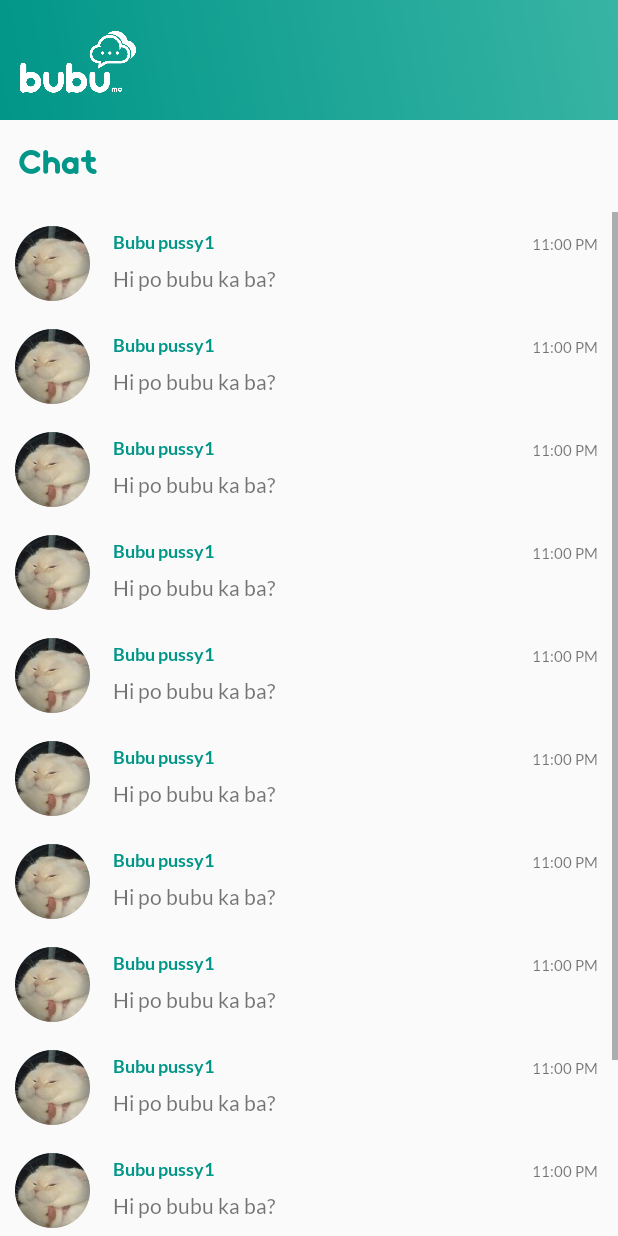
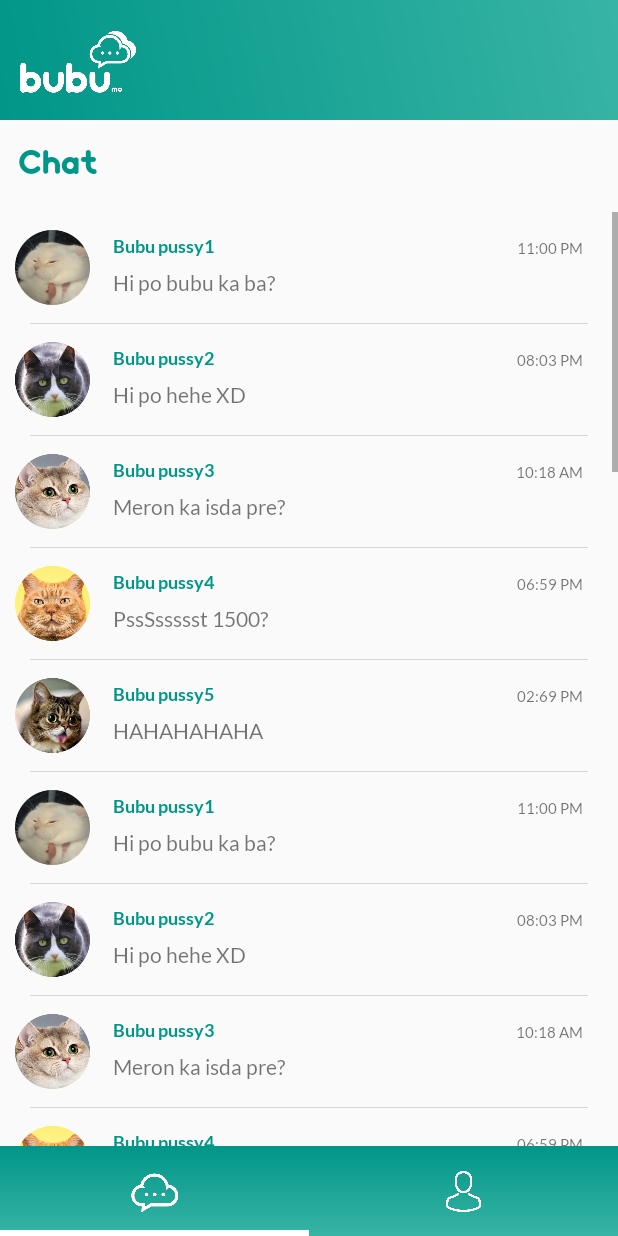
Before and after one commit to aktusmarkrenz/bubu, an Android app: the mainActivity screen opened directly, with no data from a screen before it, on a phone screen of 412 x 824 dp. Run offline under Robolectric (Android 15) with nearby library versions, the phone set to English and light mode, and no system bars.

Commit message:
initial design in chat

```diff
--- a/app/src/main/res/layout/chat.xml
+++ b/app/src/main/res/layout/chat.xml
@@ -1,8 +1,14 @@
 <?xml version="1.0" encoding="utf-8"?>
+<LinearLayout android:layout_width="match_parent"
+    android:layout_height="wrap_content"
+    android:orientation="vertical"
+    xmlns:android="http://schemas.android.com/apk/res/android"
+    android:layout_marginTop="10dp"
+    android:layout_marginHorizontal="10dp">
+
     <RelativeLayout
-    xmlns:android="http://schemas.android.com/apk/res/android"
+        android:id="@+id/chat_container"
         android:orientation="horizontal"
-    android:layout_marginVertical="7dp"
         android:layout_width="match_parent"
         android:layout_height="wrap_content">
 
@@ -12,7 +18,7 @@
             android:layout_height="50dp"
             android:src="@drawable/sample"
             android:layout_marginVertical="2dp"
-        android:layout_marginHorizontal="10dp"/>
+            android:layout_marginRight="10dp"/>
 
         <LinearLayout
             android:id="@+id/message_content"
@@ -56,5 +62,15 @@
 
         </LinearLayout>
 
+    </RelativeLayout>
 
-</RelativeLayout>
+    <View
+        android:layout_width="match_parent"
+        android:layout_height="1px"
+        android:layout_toEndOf="@+id/chat_container"
+        android:background="#A5A4A4"
+        android:layout_marginHorizontal="10dp"
+        android:layout_marginTop="10dp"
+        android:alpha="0.4"/>
+
+</LinearLayout>
--- /dev/null
+++ b/app/src/main/res/layout/footer.xml
@@ -0,0 +1,83 @@
+<?xml version="1.0" encoding="utf-8"?>
+<RelativeLayout xmlns:android="http://schemas.android.com/apk/res/android"
+    android:orientation="horizontal"
+    android:layout_width="fill_parent"
+    android:layout_height="60dp"
+    android:layout_alignParentBottom="true"
+    android:background="@drawable/gradient">
+
+    <LinearLayout
+       android:layout_width="match_parent"
+       android:layout_height="wrap_content"
+       android:orientation="horizontal"
+       android:baselineAligned="false">
+
+       <RelativeLayout
+           android:layout_width="0dp"
+           android:layout_height="40dp"
+           android:layout_weight="1"
+           android:layout_marginVertical="10dp">
+
+            <ImageView
+                android:id="@+id/message"
+                android:layout_width="match_parent"
+                android:layout_height="match_parent"
+                android:src="@drawable/chat"
+                android:layout_centerInParent="true"/>
+
+       </RelativeLayout>
+
+       <RelativeLayout
+           android:layout_width="0dp"
+           android:layout_height="45dp"
+           android:layout_weight="1"
+           android:layout_marginVertical="8dp">
+
+
+
+           <ImageView
+               android:layout_width="match_parent"
+               android:layout_height="match_parent"
+               android:layout_centerInParent="true"
+               android:layout_marginTop="18dp"
+               android:src="@drawable/avatar"/>
+
+
+       </RelativeLayout>
+
+    </LinearLayout>
+
+    <LinearLayout
+        android:layout_width="match_parent"
+        android:layout_height="wrap_content"
+        android:orientation="horizontal"
+        android:baselineAligned="false"
+        android:layout_alignParentBottom="true">
+
+            <RelativeLayout
+                android:layout_width="0dp"
+                android:layout_height="wrap_content"
+                android:layout_weight="1">
+
+            <View
+                android:layout_width="match_parent"
+                android:layout_height="4dp"
+                android:background="#FFFFFF"/>
+
+            </RelativeLayout>
+
+        <RelativeLayout
+            android:layout_width="0dp"
+            android:layout_height="wrap_content"
+            android:layout_weight="1">
+
+            <View
+                android:layout_width="match_parent"
+                android:layout_height="4dp"
+                android:background="#FFFFFF"
+                android:visibility="invisible"/>
+
+        </RelativeLayout>
+    </LinearLayout>
+
+</RelativeLayout>
--- a/app/src/main/res/layout/main_form.xml
+++ b/app/src/main/res/layout/main_form.xml
@@ -1,4 +1,5 @@
 <?xml version="1.0" encoding="utf-8"?>
+
 <LinearLayout
     android:layout_width="match_parent"
     android:layout_height="match_parent"
@@ -18,40 +19,39 @@
         android:textColor="@color/colorPrimary"
         android:layout_marginHorizontal="12dp"
         android:layout_marginVertical="20dp" />
+
+    <RelativeLayout
+        android:layout_width="fill_parent"
+        android:layout_height="fill_parent"
+        android:id="@+id/root">
+
+        <include
+            android:id="@+id/footer"
+            layout="@layout/footer"/>
+
         <ScrollView
             android:layout_width="match_parent"
-        android:layout_height="wrap_content">
+            android:layout_height="match_parent"
+            android:fillViewport="true"
+            android:layout_above="@id/footer">
 
             <LinearLayout
             android:layout_width="match_parent"
             android:layout_height="wrap_content"
             android:orientation="vertical">
 
+                <include layout="@layout/sample_chats"/>
+                <include layout="@layout/sample_chats"/>
+                <include layout="@layout/sample_chats"/>
+                <include layout="@layout/sample_chats"/>
+                <include layout="@layout/sample_chats"/>
+                <include layout="@layout/sample_chats"/>
 
-
-            <LinearLayout
-                android:layout_width="match_parent"
-                android:layout_height="wrap_content"
-                android:orientation="vertical">
-                <include layout="@layout/chat"/>
-
-                <include layout="@layout/chat"/>
-                <include layout="@layout/chat"/>
-                <include layout="@layout/chat"/>
-                <include layout="@layout/chat"/>
-                <include layout="@layout/chat"/>
-                <include layout="@layout/chat"/>
-                <include layout="@layout/chat"/>
-                <include layout="@layout/chat"/>
-                <include layout="@layout/chat"/>
-                <include layout="@layout/chat"/>
-                <include layout="@layout/chat"/>
             </LinearLayout>
 
-
-        </LinearLayout>
         </ScrollView>
 
 
+    </RelativeLayout>
 
 </LinearLayout>
--- /dev/null
+++ b/app/src/main/res/layout/sample_chats.xml
@@ -0,0 +1,386 @@
+<?xml version="1.0" encoding="utf-8"?>
+<LinearLayout android:orientation="vertical"
+    android:layout_height="wrap_content"
+    android:layout_width="match_parent"
+    xmlns:android="http://schemas.android.com/apk/res/android">
+    <LinearLayout android:layout_width="match_parent"
+        android:layout_height="wrap_content"
+        android:orientation="vertical"
+        xmlns:android="http://schemas.android.com/apk/res/android"
+        android:layout_marginTop="10dp"
+        android:layout_marginHorizontal="10dp">
+
+        <RelativeLayout
+            android:id="@+id/chat_container"
+            android:orientation="horizontal"
+            android:layout_width="match_parent"
+            android:layout_height="wrap_content">
+
+            <ImageView
+                android:id="@+id/user_icon"
+                android:layout_width="50dp"
+                android:layout_height="50dp"
+                android:src="@drawable/sample"
+                android:layout_marginVertical="2dp"
+                android:layout_marginRight="10dp"/>
+
+            <LinearLayout
+                android:id="@+id/message_content"
+                android:layout_toRightOf="@+id/user_icon"
+                android:layout_width="match_parent"
+                android:layout_height="wrap_content"
+                android:orientation="vertical"
+                android:layout_marginHorizontal="5dp">
+                <RelativeLayout
+                    android:layout_width="match_parent"
+                    android:layout_height="wrap_content">
+
+                    <TextView
+                        android:id="@+id/name"
+                        android:layout_width="match_parent"
+                        android:layout_height="wrap_content"
+                        android:text="Bubu pussy1"
+                        android:fontFamily="@font/lato_bold"
+                        android:textColor="@color/colorPrimary"
+                        android:layout_marginTop="5dp"
+                        android:textSize="12sp"
+                        android:layout_marginVertical="5dp" />
+
+                    <TextView
+                        android:layout_width="match_parent"
+                        android:layout_height="wrap_content"
+                        android:text="11:00 PM"
+                        android:gravity="end"
+                        android:fontFamily="@font/lato"
+                        android:textSize="10sp"
+                        android:layout_margin="8dp"/>
+
+
+                </RelativeLayout>
+
+                <TextView
+                    android:layout_width="match_parent"
+                    android:layout_height="wrap_content"
+                    android:text="Hi po bubu ka ba?"
+                    android:fontFamily="@font/lato"/>
+
+            </LinearLayout>
+
+        </RelativeLayout>
+
+        <View
+            android:layout_width="match_parent"
+            android:layout_height="1px"
+            android:layout_toEndOf="@+id/chat_container"
+            android:background="#A5A4A4"
+            android:layout_marginHorizontal="10dp"
+            android:layout_marginTop="10dp"
+            android:alpha="0.4"/>
+
+    </LinearLayout>
+
+    <LinearLayout android:layout_width="match_parent"
+        android:layout_height="wrap_content"
+        android:orientation="vertical"
+        xmlns:android="http://schemas.android.com/apk/res/android"
+        android:layout_marginTop="10dp"
+        android:layout_marginHorizontal="10dp">
+
+        <RelativeLayout
+            android:id="@+id/chat_container1"
+            android:orientation="horizontal"
+            android:layout_width="match_parent"
+            android:layout_height="wrap_content">
+
+            <ImageView
+                android:id="@+id/user_icon1"
+                android:layout_width="50dp"
+                android:layout_height="50dp"
+                android:src="@drawable/sample2"
+                android:layout_marginVertical="2dp"
+                android:layout_marginRight="10dp"/>
+
+            <LinearLayout
+                android:id="@+id/message_content1"
+                android:layout_toRightOf="@+id/user_icon1"
+                android:layout_width="match_parent"
+                android:layout_height="wrap_content"
+                android:orientation="vertical"
+                android:layout_marginHorizontal="5dp">
+                <RelativeLayout
+                    android:layout_width="match_parent"
+                    android:layout_height="wrap_content">
+
+                    <TextView
+                        android:id="@+id/name1"
+                        android:layout_width="match_parent"
+                        android:layout_height="wrap_content"
+                        android:text="Bubu pussy2"
+                        android:fontFamily="@font/lato_bold"
+                        android:textColor="@color/colorPrimary"
+                        android:layout_marginTop="5dp"
+                        android:textSize="12sp"
+                        android:layout_marginVertical="5dp" />
+
+                    <TextView
+                        android:layout_width="match_parent"
+                        android:layout_height="wrap_content"
+                        android:text="08:03 PM"
+                        android:gravity="end"
+                        android:fontFamily="@font/lato"
+                        android:textSize="10sp"
+                        android:layout_margin="8dp"/>
+
+
+                </RelativeLayout>
+
+                <TextView
+                    android:layout_width="match_parent"
+                    android:layout_height="wrap_content"
+                    android:text="Hi po hehe XD"
+                    android:fontFamily="@font/lato"/>
+
+            </LinearLayout>
+
+        </RelativeLayout>
+
+        <View
+            android:layout_width="match_parent"
+            android:layout_height="1px"
+            android:layout_toEndOf="@+id/chat_container"
+            android:background="#A5A4A4"
+            android:layout_marginHorizontal="10dp"
+            android:layout_marginTop="10dp"
+            android:alpha="0.4"/>
+
+    </LinearLayout>
+
+    <LinearLayout android:layout_width="match_parent"
+        android:layout_height="wrap_content"
+        android:orientation="vertical"
+        xmlns:android="http://schemas.android.com/apk/res/android"
+        android:layout_marginTop="10dp"
+        android:layout_marginHorizontal="10dp">
+
+        <RelativeLayout
+            android:id="@+id/chat_container2"
+            android:orientation="horizontal"
+            android:layout_width="match_parent"
+            android:layout_height="wrap_content">
+
+            <ImageView
+                android:id="@+id/user_icon2"
+                android:layout_width="50dp"
+                android:layout_height="50dp"
+                android:src="@drawable/sample3"
+                android:layout_marginVertical="2dp"
+                android:layout_marginRight="10dp"/>
+
+            <LinearLayout
+                android:id="@+id/message_content2"
+                android:layout_toRightOf="@+id/user_icon2"
+                android:layout_width="match_parent"
+                android:layout_height="wrap_content"
+                android:orientation="vertical"
+                android:layout_marginHorizontal="5dp">
+                <RelativeLayout
+                    android:layout_width="match_parent"
+                    android:layout_height="wrap_content">
+
+                    <TextView
+                        android:id="@+id/name2"
+                        android:layout_width="match_parent"
+                        android:layout_height="wrap_content"
+                        android:text="Bubu pussy3"
+                        android:fontFamily="@font/lato_bold"
+                        android:textColor="@color/colorPrimary"
+                        android:layout_marginTop="5dp"
+                        android:textSize="12sp"
+                        android:layout_marginVertical="5dp" />
+
+                    <TextView
+                        android:layout_width="match_parent"
+                        android:layout_height="wrap_content"
+                        android:text="10:18 AM"
+                        android:gravity="end"
+                        android:fontFamily="@font/lato"
+                        android:textSize="10sp"
+                        android:layout_margin="8dp"/>
+
+
+                </RelativeLayout>
+
+                <TextView
+                    android:layout_width="match_parent"
+                    android:layout_height="wrap_content"
+                    android:text="Meron ka isda pre?"
+                    android:fontFamily="@font/lato"/>
+
+            </LinearLayout>
+
+        </RelativeLayout>
+
+        <View
+            android:layout_width="match_parent"
+            android:layout_height="1px"
+            android:layout_toEndOf="@+id/chat_container"
+            android:background="#A5A4A4"
+            android:layout_marginHorizontal="10dp"
+            android:layout_marginTop="10dp"
+            android:alpha="0.4"/>
+
+    </LinearLayout>
+
+    <LinearLayout android:layout_width="match_parent"
+        android:layout_height="wrap_content"
+        android:orientation="vertical"
+        xmlns:android="http://schemas.android.com/apk/res/android"
+        android:layout_marginTop="10dp"
+        android:layout_marginHorizontal="10dp">
+
+        <RelativeLayout
+            android:id="@+id/chat_container3"
+            android:orientation="horizontal"
+            android:layout_width="match_parent"
+            android:layout_height="wrap_content">
+
+            <ImageView
+                android:id="@+id/user_icon3"
+                android:layout_width="50dp"
+                android:layout_height="50dp"
+                android:src="@drawable/sample4"
+                android:layout_marginVertical="2dp"
+                android:layout_marginRight="10dp"/>
+
+            <LinearLayout
+                android:id="@+id/message_content3"
+                android:layout_toRightOf="@+id/user_icon3"
+                android:layout_width="match_parent"
+                android:layout_height="wrap_content"
+                android:orientation="vertical"
+                android:layout_marginHorizontal="5dp">
+                <RelativeLayout
+                    android:layout_width="match_parent"
+                    android:layout_height="wrap_content">
+
+                    <TextView
+                        android:id="@+id/name3"
+                        android:layout_width="match_parent"
+                        android:layout_height="wrap_content"
+                        android:text="Bubu pussy4"
+                        android:fontFamily="@font/lato_bold"
+                        android:textColor="@color/colorPrimary"
+                        android:layout_marginTop="5dp"
+                        android:textSize="12sp"
+                        android:layout_marginVertical="5dp" />
+
+                    <TextView
+                        android:layout_width="match_parent"
+                        android:layout_height="wrap_content"
+                        android:text="06:59 PM"
+                        android:gravity="end"
+                        android:fontFamily="@font/lato"
+                        android:textSize="10sp"
+                        android:layout_margin="8dp"/>
+
+
+                </RelativeLayout>
+
+                <TextView
+                    android:layout_width="match_parent"
+                    android:layout_height="wrap_content"
+                    android:text="PssSssssst 1500?"
+                    android:fontFamily="@font/lato"/>
+
+            </LinearLayout>
+
+        </RelativeLayout>
+
+        <View
+            android:layout_width="match_parent"
+            android:layout_height="1px"
+            android:layout_toEndOf="@+id/chat_container"
+            android:background="#A5A4A4"
+            android:layout_marginHorizontal="10dp"
+            android:layout_marginTop="10dp"
+            android:alpha="0.4"/>
+
+    </LinearLayout>
+
+    <LinearLayout android:layout_width="match_parent"
+        android:layout_height="wrap_content"
+        android:orientation="vertical"
+        xmlns:android="http://schemas.android.com/apk/res/android"
+        android:layout_marginTop="10dp"
+        android:layout_marginHorizontal="10dp">
+
+        <RelativeLayout
+            android:id="@+id/chat_container4"
+            android:orientation="horizontal"
+            android:layout_width="match_parent"
+            android:layout_height="wrap_content">
+
+            <ImageView
+                android:id="@+id/user_icon4"
+                android:layout_width="50dp"
+                android:layout_height="50dp"
+                android:src="@drawable/sample5"
+                android:layout_marginVertical="2dp"
+                android:layout_marginRight="10dp"/>
+
+            <LinearLayout
+                android:id="@+id/message_content4"
+                android:layout_toRightOf="@+id/user_icon4"
+                android:layout_width="match_parent"
+                android:layout_height="wrap_content"
+                android:orientation="vertical"
+                android:layout_marginHorizontal="5dp">
+                <RelativeLayout
+                    android:layout_width="match_parent"
+                    android:layout_height="wrap_content">
+
+                    <TextView
+                        android:id="@+id/name4"
+                        android:layout_width="match_parent"
+                        android:layout_height="wrap_content"
+                        android:text="Bubu pussy5"
+                        android:fontFamily="@font/lato_bold"
+                        android:textColor="@color/colorPrimary"
+                        android:layout_marginTop="5dp"
+                        android:textSize="12sp"
+                        android:layout_marginVertical="5dp" />
+
+                    <TextView
+                        android:layout_width="match_parent"
+                        android:layout_height="wrap_content"
+                        android:text="02:69 PM"
+                        android:gravity="end"
+                        android:fontFamily="@font/lato"
+                        android:textSize="10sp"
+                        android:layout_margin="8dp"/>
+
+
+                </RelativeLayout>
+
+                <TextView
+                    android:layout_width="match_parent"
+                    android:layout_height="wrap_content"
+                    android:text="HAHAHAHAHA"
+                    android:fontFamily="@font/lato"/>
+
+            </LinearLayout>
+
+        </RelativeLayout>
+
+        <View
+            android:layout_width="match_parent"
+            android:layout_height="1px"
+            android:layout_toEndOf="@+id/chat_container"
+            android:background="#A5A4A4"
+            android:layout_marginHorizontal="10dp"
+            android:layout_marginTop="10dp"
+            android:alpha="0.4"/>
+
+    </LinearLayout>
+
+</LinearLayout>
```
Also changed, not shown: app/src/main/res/drawable/avatar.png (added), app/src/main/res/drawable/chat.png (added), app/src/main/res/drawable/plus.png (added), app/src/main/res/drawable/sample2.png (added), app/src/main/res/drawable/sample3.png (added), app/src/main/res/drawable/sample4.png (added), app/src/main/res/drawable/sample5.png (added). Lines whose indentation alone changed are shown as unchanged.
